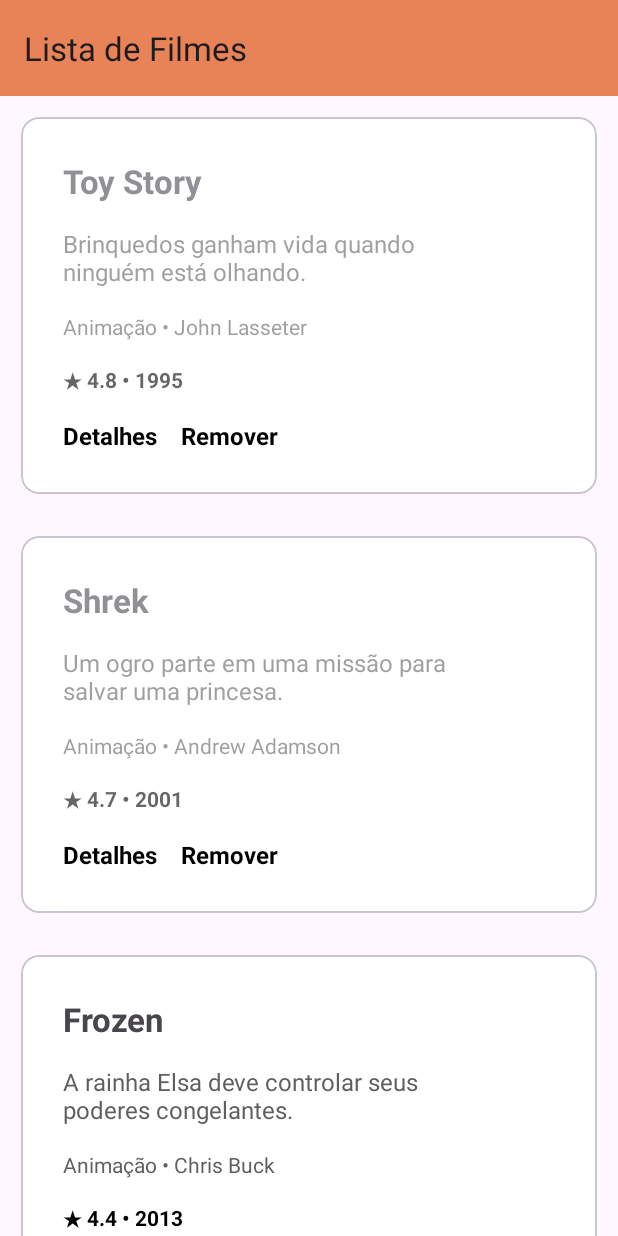
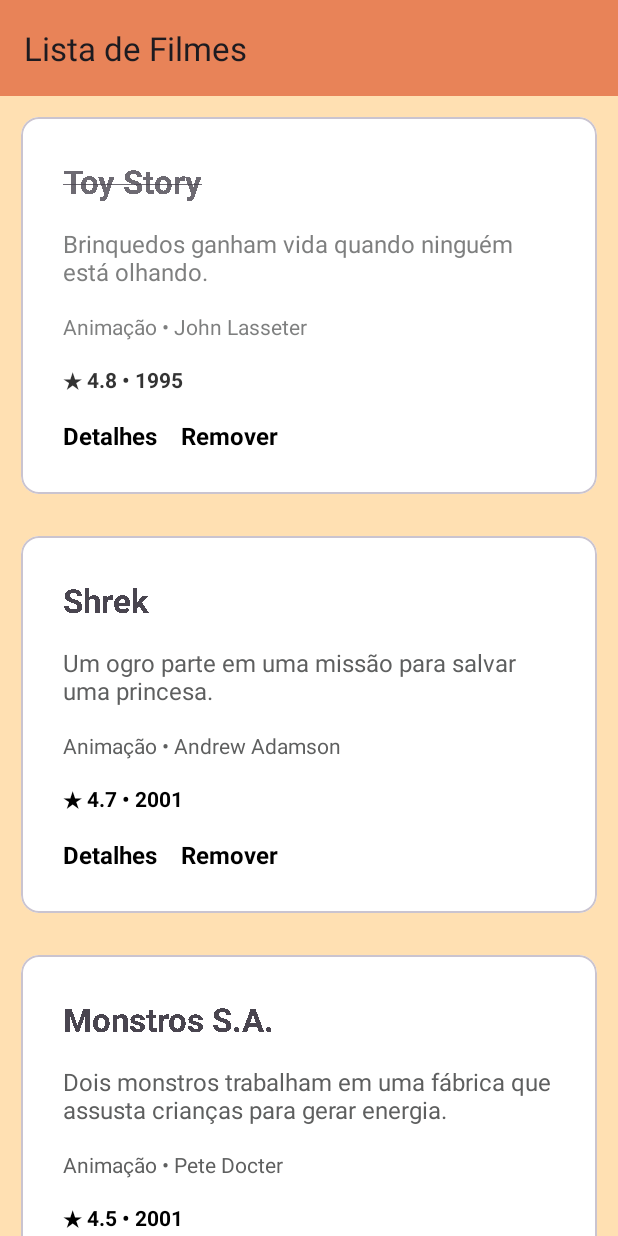
Before and after one commit to cleiton-bp/tecnologias-moveis-ap2, an Android app: the screen it shows after launch (MainActivity), on a phone screen of 412 x 824 dp. Run offline under Robolectric (Android 15) with nearby library versions, the phone set to English and light mode, and no system bars.

Commit message:
adjusted in app

```diff
--- a/app/src/main/java/com/example/apdois/DetailsActivity.kt
+++ b/app/src/main/java/com/example/apdois/DetailsActivity.kt
@@ -40,7 +40,7 @@ class DetailsActivity : AppCompatActivity() {
                 date.text = "Adicionado em: ${movie.createdAt}"
                 user.text = "Adicionado por: ${movie.addedBy}"
 
-                // Carrega a imagem da internet (fora da main thread)
+                // Carrega a imagem da internet
                 CoroutineScope(Dispatchers.IO).launch {
                     try {
                         val inputStream = URL(movie.imageUrl).openStream()
--- a/app/src/main/java/com/example/apdois/data/MovieRepository.kt
+++ b/app/src/main/java/com/example/apdois/data/MovieRepository.kt
@@ -13,9 +13,9 @@ class MovieRepository {
             1995,
             4.8,
             true,
-            "01/06/2025",
+            "24/05/2025",
             "Cleiton",
-            "https://images.pexels.com/photos/4439425/pexels-photo-4439425.jpeg?auto=compress&cs=tinysrgb&w=1260&h=750&dpr=2"
+            "https://ingresso-a.akamaihd.net/b2b/production/uploads/article/image/574/CURIOSIDADES-SOBRE-TOY-STORY-CAPA.jpg"
         ),
         Movie(
             2,
@@ -25,23 +25,23 @@ class MovieRepository {
             "Andrew Adamson",
             2001,
             4.7,
-            true,
-            "02/06/2025",
+            false,
+            "24/05/2025",
             "Cleiton",
-            "https://images.pexels.com/photos/4439425/pexels-photo-4439425.jpeg?auto=compress&cs=tinysrgb&w=1260&h=750&dpr=2"
+            "https://observatoriodocinema.com.br/wp-content/plugins/seox-image-magick/imagick_convert.php?width=904&height=508&format=.jpg&quality=91&imagick=/wp-content/uploads/2022/04/shrek-2-1200x675.jpg"
         ),
         Movie(
             3,
-            "Frozen",
-            "A rainha Elsa deve controlar seus poderes congelantes.",
+            "Monstros S.A.",
+            "Dois monstros trabalham em uma fábrica que assusta crianças para gerar energia.",
             "Animação",
-            "Chris Buck",
-            2013,
-            4.4,
+            "Pete Docter",
+            2001,
+            4.5,
             false,
-            "03/06/2025",
+            "24/05/2025",
             "Cleiton",
-            "https://images.pexels.com/photos/4439425/pexels-photo-4439425.jpeg?auto=compress&cs=tinysrgb&w=1260&h=750&dpr=2"
+            "https://recreio.com.br/media/_versions/disney/monstrosss_sa_capa_widelg.jpg"
         ),
         Movie(
             4,
@@ -52,9 +52,9 @@ class MovieRepository {
             2015,
             4.6,
             false,
-            "04/06/2025",
+            "24/05/2025",
             "Cleiton",
-            "https://images.pexels.com/photos/4439425/pexels-photo-4439425.jpeg?auto=compress&cs=tinysrgb&w=1260&h=750&dpr=2"
+            "https://rollingstone.com.br/media/_versions/2024/07/divertida-mente-2-se-torna-a-maior-animacao-da-historia-do-cinema_widelg.jpg"
         ),
         Movie(
             5,
@@ -65,9 +65,9 @@ class MovieRepository {
             2003,
             4.7,
             false,
-            "05/06/2025",
+            "24/05/2025",
             "Cleiton",
-            "https://images.pexels.com/photos/4439425/pexels-photo-4439425.jpeg?auto=compress&cs=tinysrgb&w=1260&h=750&dpr=2"
+            "https://img.odcdn.com.br/wp-content/uploads/2024/06/procurando-nemo-1-1920x1080.jpg"
         ),
         Movie(
             6,
@@ -78,9 +78,9 @@ class MovieRepository {
             2004,
             4.6,
             false,
-            "06/06/2025",
+            "24/05/2025",
             "Cleiton",
-            "https://images.pexels.com/photos/4439425/pexels-photo-4439425.jpeg?auto=compress&cs=tinysrgb&w=1260&h=750&dpr=2"
+            "https://cinevibes.com.br/wp-content/uploads/2024/08/Os-Incriveis-3-filme-tradicao-20-anos.jpg"
         ),
         Movie(
             7,
@@ -91,10 +91,11 @@ class MovieRepository {
             2007,
             4.5,
             false,
-            "07/06/2025",
+            "24/05/2025",
             "Cleiton",
-            "https://images.pexels.com/photos/4439425/pexels-photo-4439425.jpeg?auto=compress&cs=tinysrgb&w=1260&h=750&dpr=2"
+            "https://fly.metroimg.com/upload/q_85,w_700/https://uploads.metroimg.com/wp-content/uploads/2016/07/01161158/Ratatouille-Movie.jpg"
         ),
+        //aaaaaaaa
         Movie(
             8,
             "Meu Malvado Favorito",
@@ -104,9 +105,9 @@ class MovieRepository {
             2010,
             4.3,
             false,
-            "08/06/2025",
+            "24/05/2025",
             "Cleiton",
-            "https://images.pexels.com/photos/4439425/pexels-photo-4439425.jpeg?auto=compress&cs=tinysrgb&w=1260&h=750&dpr=2"
+            "https://historinhaspradormir.com.br/wp-content/uploads/2024/09/malvado-favorito.webp"
         ),
         Movie(
             9,
@@ -117,9 +118,9 @@ class MovieRepository {
             2016,
             4.4,
             false,
-            "09/06/2025",
+            "24/05/2025",
             "Cleiton",
-            "https://images.pexels.com/photos/4439425/pexels-photo-4439425.jpeg?auto=compress&cs=tinysrgb&w=1260&h=750&dpr=2"
+            "https://observatoriodocinema.com.br/wp-content/plugins/seox-image-magick/imagick_convert.php?width=904&height=508&format=.jpg&quality=91&imagick=/wp-content/uploads/2016/02/zootopia.jpg"
         ),
         Movie(
             10,
@@ -130,9 +131,9 @@ class MovieRepository {
             1994,
             4.9,
             true,
-            "10/06/2025",
+            "24/05/2025",
             "Cleiton",
-            "https://images.pexels.com/photos/4439425/pexels-photo-4439425.jpeg?auto=compress&cs=tinysrgb&w=1260&h=750&dpr=2"
+            "https://jornalismorio.espm.br/wp-content/uploads/2024/09/o-rei-leao.jpg"
         )
 
     )
--- a/app/src/main/java/com/example/apdois/ui/MovieAdapter.kt
+++ b/app/src/main/java/com/example/apdois/ui/MovieAdapter.kt
@@ -12,8 +12,7 @@ class MovieAdapter(
 ) : ListAdapter<Movie, MovieViewHolder>(MovieDiffCallback()) {
 
     override fun onCreateViewHolder(parent: ViewGroup, viewType: Int): MovieViewHolder {
-        val itemView = LayoutInflater.from(parent.context)
-            .inflate(R.layout.movie_item_list, parent, false)
+        val itemView = LayoutInflater.from(parent.context).inflate(R.layout.movie_item_list, parent, false)
         return MovieViewHolder(itemView = itemView, onDelete = onDelete, onDetails = onDetails)
     }
 
--- a/app/src/main/java/com/example/apdois/ui/MovieDiffCallback.kt
+++ b/app/src/main/java/com/example/apdois/ui/MovieDiffCallback.kt
@@ -12,6 +12,6 @@ class MovieDiffCallback : DiffUtil.ItemCallback<Movie>() {
 
     // Verifica se o conteúdo do filme mudou
     override fun areContentsTheSame(oldItem: Movie, newItem: Movie): Boolean {
-        return oldItem == newItem // Usa o equals da data class
+        return oldItem == newItem
     }
 }
--- a/app/src/main/java/com/example/apdois/ui/MovieViewHolder.kt
+++ b/app/src/main/java/com/example/apdois/ui/MovieViewHolder.kt
@@ -1,5 +1,6 @@
 package com.example.apdois.ui
 
+import android.graphics.Paint
 import android.view.View
 import android.widget.TextView
 import androidx.recyclerview.widget.RecyclerView
@@ -39,15 +40,17 @@ class MovieViewHolder(
 
     private fun styleWatched(watched: Boolean) {
         if (watched) {
-            title.alpha = 0.6f
-            description.alpha = 0.6f
-            info.alpha = 0.6f
-            ratingYear.alpha = 0.6f
+            title.alpha = 0.8f
+            description.alpha = 0.8f
+            info.alpha = 0.8f
+            ratingYear.alpha = 0.8f
+            this.title.paintFlags = Paint.STRIKE_THRU_TEXT_FLAG
         } else {
             title.alpha = 1.0f
             description.alpha = 1.0f
             info.alpha = 1.0f
             ratingYear.alpha = 1.0f
+            this.title.paintFlags = 0
         }
     }
 }
--- a/app/src/main/res/layout/activity_details.xml
+++ b/app/src/main/res/layout/activity_details.xml
@@ -3,6 +3,7 @@
     xmlns:app="http://schemas.android.com/apk/res-auto"
     android:layout_width="match_parent"
     android:layout_height="match_parent"
+    android:backgroundTint="@color/details_color"
     android:background="@android:color/white">
 
     <!-- Toolbar -->
@@ -13,8 +14,7 @@
         android:background="@color/toolbar_color"
         android:elevation="4dp"
         app:layout_constraintTop_toTopOf="parent"
-        app:title="App Movies"
-        app:titleTextColor="@android:color/white" />
+        app:title="@string/movie_description" />
 
     <!-- Card com os dados -->
     <com.google.android.material.card.MaterialCardView
@@ -23,8 +23,9 @@
         android:layout_height="wrap_content"
         android:layout_marginHorizontal="16dp"
         android:layout_marginTop="16dp"
+
         android:layout_marginBottom="16dp"
-        app:cardBackgroundColor="#FFFFF3E0"
+        app:cardBackgroundColor="@color/details_card_color"
         app:cardCornerRadius="16dp"
         app:cardElevation="0dp"
         app:layout_constraintEnd_toEndOf="parent"
--- a/app/src/main/res/layout/activity_main.xml
+++ b/app/src/main/res/layout/activity_main.xml
@@ -21,11 +21,14 @@
         android:id="@+id/recyclerView"
         android:layout_width="0dp"
         android:layout_height="0dp"
+        android:background="@color/details_card_color"
         app:layoutManager="androidx.recyclerview.widget.LinearLayoutManager"
         app:layout_constraintBottom_toBottomOf="parent"
         app:layout_constraintEnd_toEndOf="parent"
+        app:layout_constraintHorizontal_bias="0.0"
         app:layout_constraintStart_toStartOf="parent"
         app:layout_constraintTop_toBottomOf="@id/toolbar"
+        app:layout_constraintVertical_bias="0.0"
         tools:itemCount="100"
         tools:listitem="@layout/movie_item_list" />
 
--- a/app/src/main/res/layout/movie_item_list.xml
+++ b/app/src/main/res/layout/movie_item_list.xml
@@ -22,13 +22,6 @@
             android:layout_height="wrap_content"
             android:padding="20dp">
 
-            <androidx.constraintlayout.widget.Guideline
-                android:id="@+id/guidelineRight"
-                android:layout_width="wrap_content"
-                android:layout_height="wrap_content"
-                android:orientation="vertical"
-                app:layout_constraintGuide_percent="0.85" />
-
             <!-- Título do Filme -->
             <TextView
                 android:id="@+id/movieTitle"
@@ -39,7 +32,7 @@
                 android:textAlignment="textStart"
                 android:textSize="22sp"
                 android:textStyle="bold"
-                app:layout_constraintEnd_toStartOf="@+id/guidelineRight"
+                app:layout_constraintEnd_toEndOf="parent"
                 app:layout_constraintStart_toStartOf="parent"
                 app:layout_constraintTop_toTopOf="parent" />
 
@@ -53,7 +46,7 @@
                 android:textAlignment="textStart"
                 android:textColor="#5e5f5f"
                 android:textSize="16sp"
-                app:layout_constraintEnd_toStartOf="@+id/guidelineRight"
+                app:layout_constraintEnd_toEndOf="parent"
                 app:layout_constraintStart_toStartOf="parent"
                 app:layout_constraintTop_toBottomOf="@id/movieTitle" />
 
@@ -66,7 +59,7 @@
                 android:text="Gênero • Diretor"
                 android:textColor="#5e5f5f"
                 android:textSize="14sp"
-                app:layout_constraintEnd_toStartOf="@+id/guidelineRight"
+                app:layout_constraintEnd_toEndOf="parent"
                 app:layout_constraintStart_toStartOf="parent"
                 app:layout_constraintTop_toBottomOf="@id/movieDescription" />
 
@@ -80,7 +73,7 @@
                 android:textColor="#000"
                 android:textSize="14sp"
                 android:textStyle="bold"
-                app:layout_constraintEnd_toStartOf="@+id/guidelineRight"
+                app:layout_constraintEnd_toEndOf="parent"
                 app:layout_constraintStart_toStartOf="parent"
                 app:layout_constraintTop_toBottomOf="@id/movieInfo" />
 
--- a/app/src/main/res/values/colors.xml
+++ b/app/src/main/res/values/colors.xml
@@ -4,4 +4,5 @@
     <color name="white">#FFFFFFFF</color>
     <color name="toolbar_color">#E88358</color>
     <color name="details_card_color">#FFFFE0B2</color>
+    <color name="details_color">#fff2de</color>
 </resources>
```
